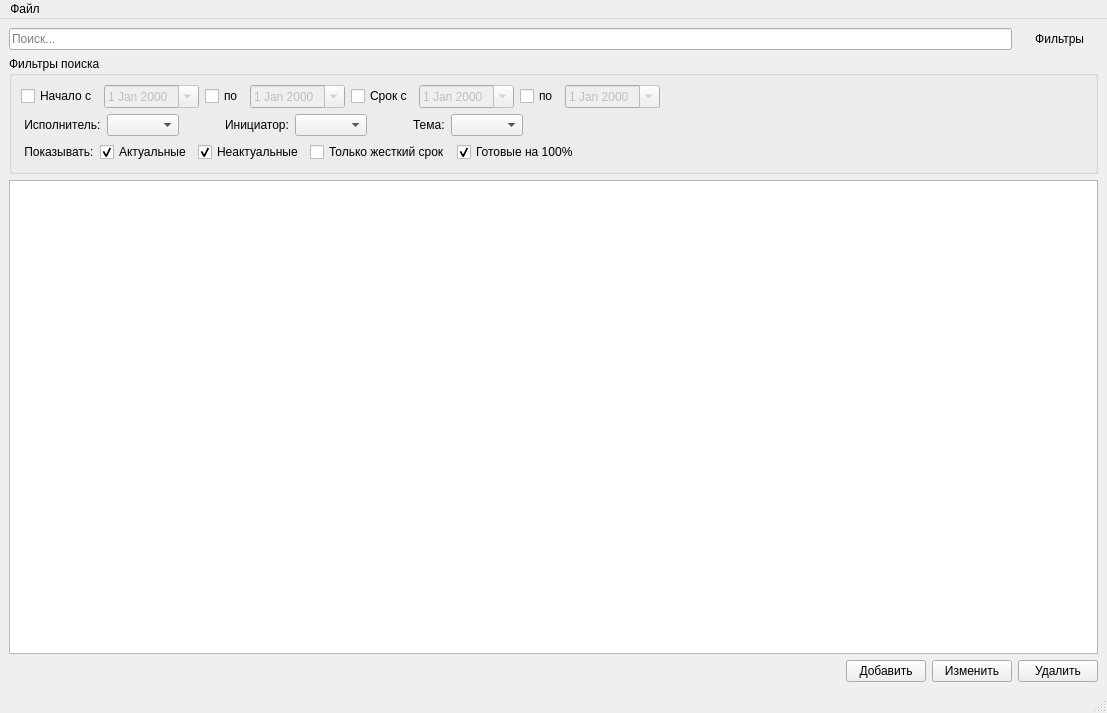
Qt form mainwindow.ui (igrekus/reports) before a commit.
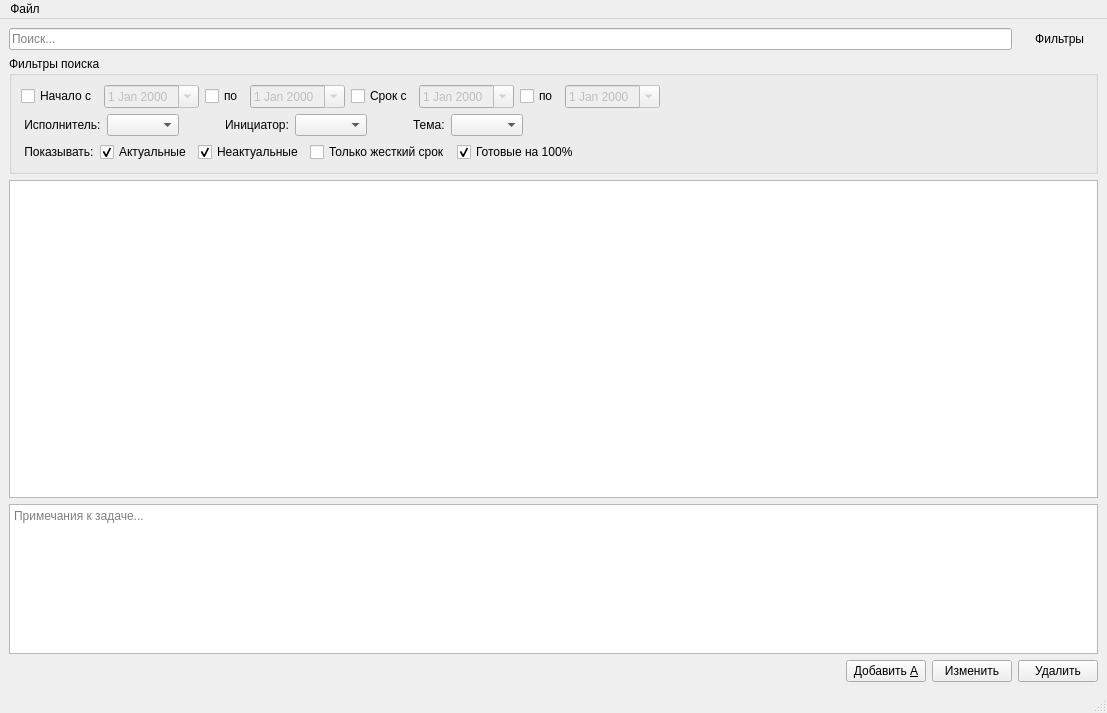
The same form after that commit. Icons and pictures are not drawn.

```diff
--- a/mainwindow.ui
+++ b/mainwindow.ui
@@ -339,6 +339,9 @@
     </item>
     <item>
      <widget class="QTableView" name="tableTask">
+      <property name="frameShadow">
+       <enum>QFrame::Plain</enum>
+      </property>
       <property name="editTriggers">
        <set>QAbstractItemView::NoEditTriggers</set>
       </property>
@@ -377,6 +380,25 @@
       </attribute>
      </widget>
     </item>
+    <item>
+     <widget class="QTextBrowser" name="textNote">
+      <property name="maximumSize">
+       <size>
+        <width>16777215</width>
+        <height>150</height>
+       </size>
+      </property>
+      <property name="frameShadow">
+       <enum>QFrame::Plain</enum>
+      </property>
+      <property name="tabStopWidth">
+       <number>80</number>
+      </property>
+      <property name="placeholderText">
+       <string>Примечания к задаче...</string>
+      </property>
+     </widget>
+    </item>
     <item>
      <layout class="QHBoxLayout" name="horizontalLayout">
       <item>
@@ -395,7 +417,7 @@
       <item>
        <widget class="QPushButton" name="btnTaskAdd">
         <property name="text">
-         <string>Добавить</string>
+         <string>Добавить &amp;A</string>
         </property>
        </widget>
       </item>
```
